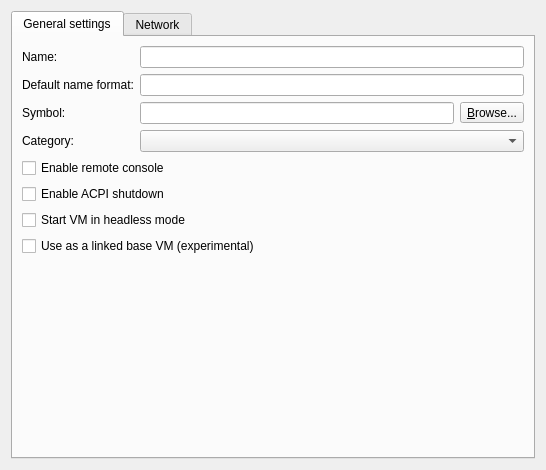
Above: gns3/modules/vmware/ui/vmware_vm_configuration_page.ui from GNS3/gns3-gui before the change. Below: the same form after it.
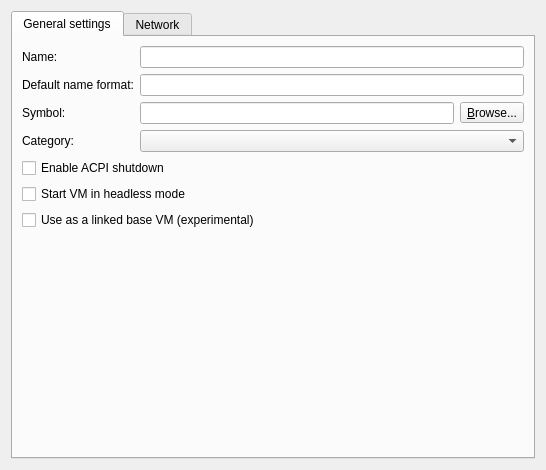
That is the form after the change.

Commit message:
Drop serial console type
Fix https://github.com/GNS3/gns3-server/issues/748

Patch:
```diff
--- a/gns3/modules/vmware/ui/vmware_vm_configuration_page.ui
+++ b/gns3/modules/vmware/ui/vmware_vm_configuration_page.ui
@@ -51,7 +51,7 @@
          </property>
         </widget>
        </item>
-       <item row="8" column="0">
+       <item row="7" column="0">
         <spacer name="verticalSpacer">
          <property name="orientation">
           <enum>Qt::Vertical</enum>
@@ -71,7 +71,7 @@
          </property>
         </widget>
        </item>
-       <item row="7" column="0" colspan="2">
+       <item row="6" column="0" colspan="2">
         <widget class="QCheckBox" name="uiBaseVMCheckBox">
          <property name="enabled">
           <bool>true</bool>
@@ -81,12 +81,8 @@
          </property>
         </widget>
        </item>
-       <item row="4" column="0" colspan="2">
-        <widget class="QCheckBox" name="uiEnableConsoleCheckBox">
-         <property name="text">
-          <string>Enable remote console</string>
-         </property>
-        </widget>
+       <item row="0" column="1">
+        <widget class="QLineEdit" name="uiNameLineEdit"/>
        </item>
        <item row="3" column="0">
         <widget class="QLabel" name="uiCategoryLabel">
@@ -95,17 +91,17 @@
          </property>
         </widget>
        </item>
-       <item row="0" column="1">
-        <widget class="QLineEdit" name="uiNameLineEdit"/>
-       </item>
-       <item row="5" column="0" colspan="2">
+       <item row="4" column="0" colspan="2">
         <widget class="QCheckBox" name="uiACPIShutdownCheckBox">
          <property name="text">
           <string>Enable ACPI shutdown</string>
          </property>
         </widget>
        </item>
-       <item row="6" column="0" colspan="2">
+       <item row="1" column="1">
+        <widget class="QLineEdit" name="uiDefaultNameFormatLineEdit"/>
+       </item>
+       <item row="5" column="0" colspan="2">
         <widget class="QCheckBox" name="uiHeadlessModeCheckBox">
          <property name="text">
           <string>Start VM in headless mode</string>
@@ -122,9 +118,6 @@
          </property>
         </widget>
        </item>
-       <item row="1" column="1">
-        <widget class="QLineEdit" name="uiDefaultNameFormatLineEdit"/>
-       </item>
       </layout>
      </widget>
      <widget class="QWidget" name="tab_2">
```
The commit also changes 19 other files.
